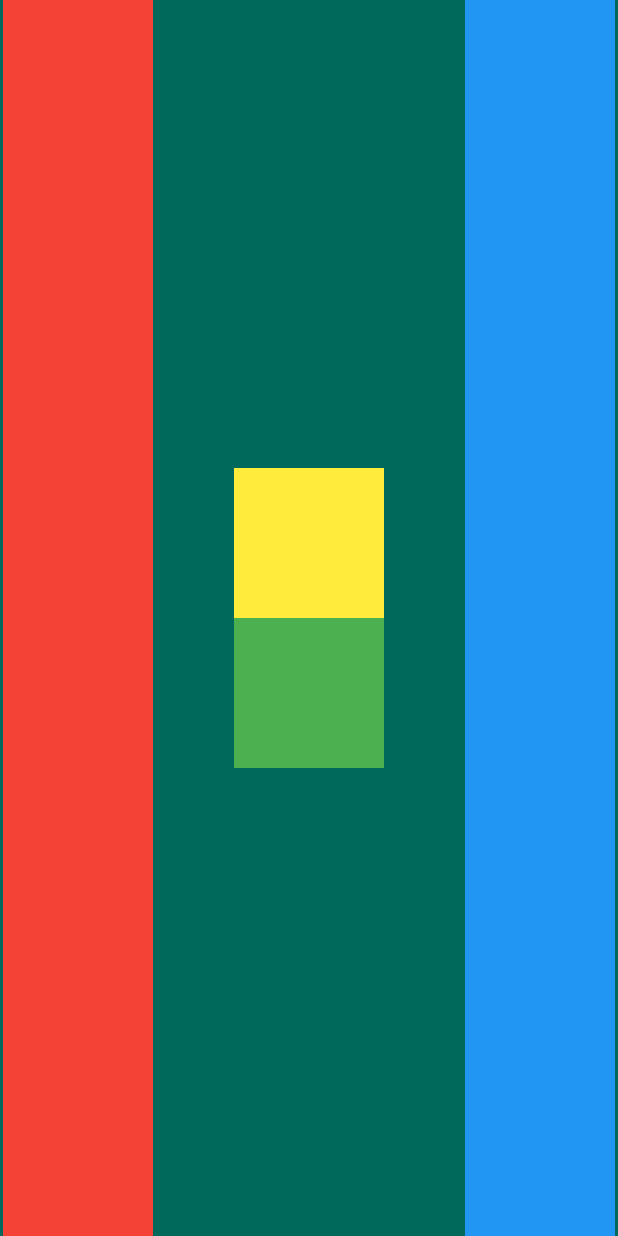
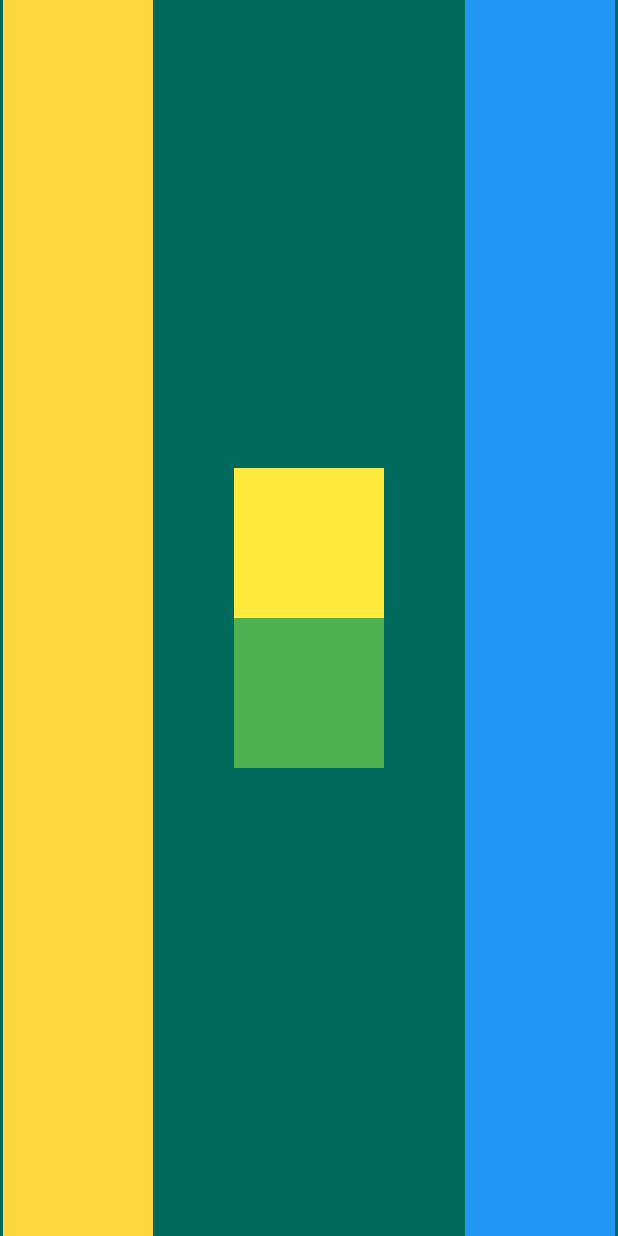
Before and after one commit to EashwarPrabu/layout, a Flutter app: the screen it shows after launch, on a phone screen of 412 x 824 dp. Run offline on Flutter 3.47's test engine with Material 2 defaults, Android fonts, the phone set to English and light mode, and no system bars.

Commit message:
changed color

```diff
--- a/lib/main.dart
+++ b/lib/main.dart
@@ -18,7 +18,7 @@ class MyApp extends StatelessWidget {
             Container(
               width: 100.0,
               height: 100.0,
-              color: Colors.red,
+              color: Colors.amberAccent,
             ),
             SizedBox(width: 50.0),
             Column(
```
